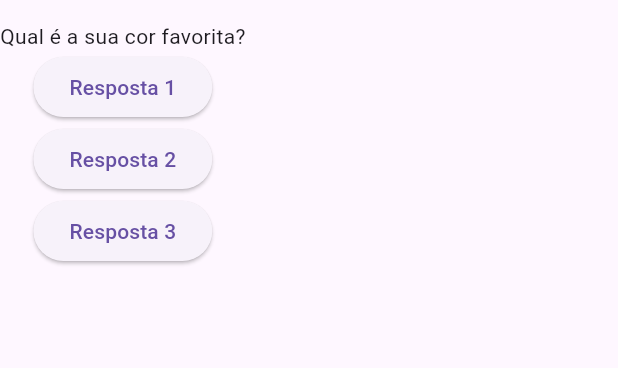
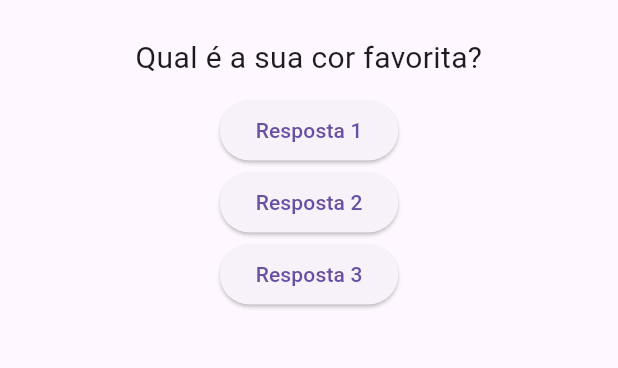
Before and after one commit to Kawanawak/app_Perguntas, a Flutter app: the screen it shows after launch, after a tap on "Resposta 1", on a phone screen of 412 x 824 dp, the part 63-431 px from its top. Run offline on Flutter 3.47's test engine with Material 3 defaults, Android fonts, the phone set to English and light mode, and no system bars.

Commit message:
4 commit

```diff
--- a/lib/main.dart
+++ b/lib/main.dart
@@ -1,12 +1,15 @@
 import 'package:flutter/material.dart';
+import './questao.dart';
 
 main() => runApp(new PerguntaApp());
 
-class PerguntaApp extends StatelessWidget {
+class PerguntaAppState extends State<PerguntaApp> {
   var perguntaSelecionada = 0;
 
   void responder() {
-    perguntaSelecionada++;
+    setState(() {
+      perguntaSelecionada++;
+    });
     print(perguntaSelecionada);
   }
 
@@ -23,7 +26,7 @@ class PerguntaApp extends StatelessWidget {
         ),
         body: Column(
           children: [
-            Text(perguntas[0]),
+            Questao(perguntas[0]),
             ElevatedButton(
               child: Text('Resposta 1'),
               onPressed: responder,
@@ -42,3 +45,9 @@ class PerguntaApp extends StatelessWidget {
     );
   }
 }
+
+class PerguntaApp extends StatefulWidget {
+  PerguntaAppState createState() {
+    return PerguntaAppState();
+  }
+}
--- /dev/null
+++ b/lib/questao.dart
@@ -0,0 +1,20 @@
+import 'package:flutter/material.dart';
+
+class Questao extends StatelessWidget {
+  final String texto;
+
+  Questao(this.texto);
+
+  @override
+  Widget build(BuildContext context) {
+    return Container(
+      width: double.infinity,
+      margin: EdgeInsets.all(10),
+      child: Text(
+        texto,
+        style: TextStyle(fontSize: 20),
+        textAlign: TextAlign.center,
+      ),
+    );
+  }
+}
```
